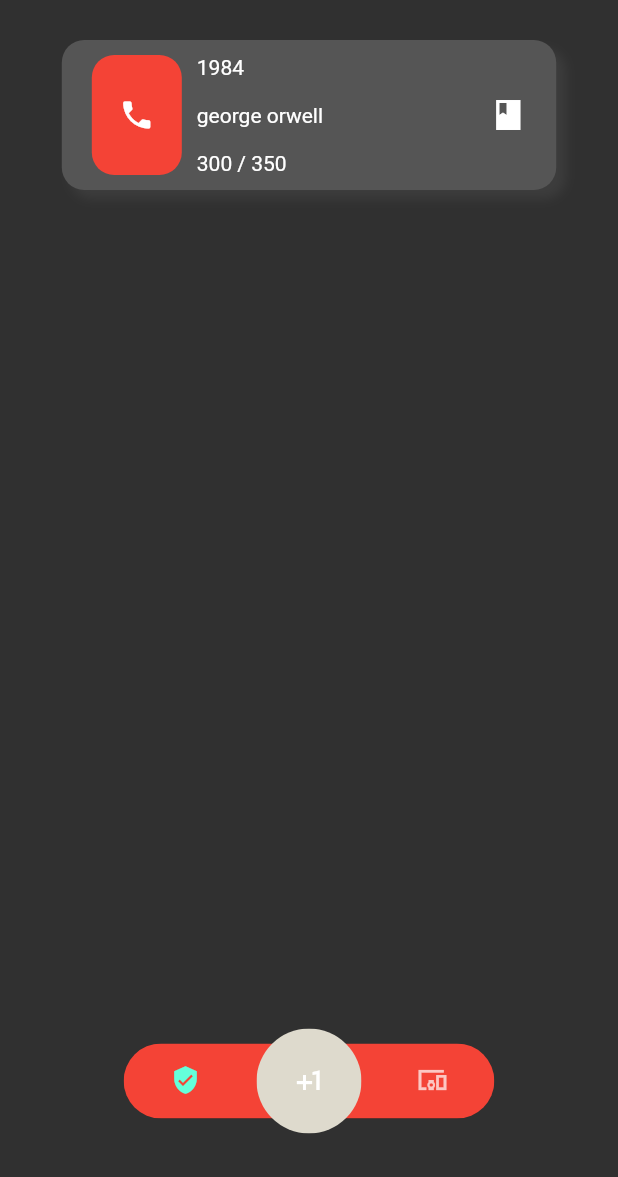
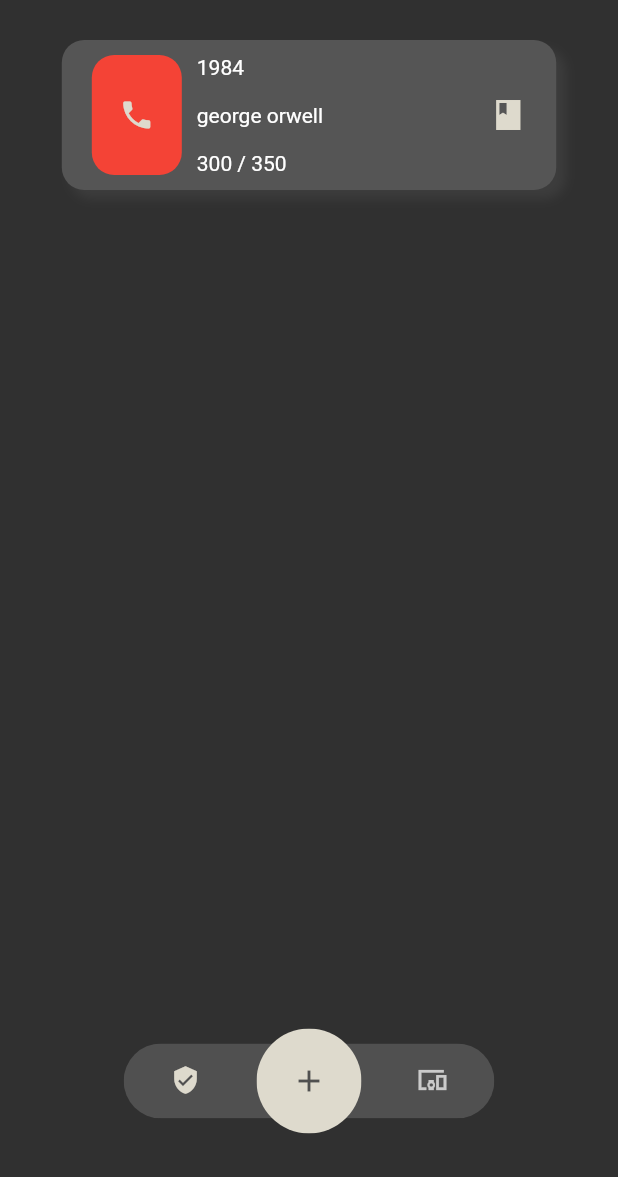
Before and after one commit to Filippo831/bookAppFlutter, a Flutter app: the screen it shows after launch, on a phone screen of 412 x 824 dp, the part 59-1236 px from its top. Run offline on Flutter 3.47's test engine with Material 2 defaults, Android fonts, the phone set to English and light mode, and no system bars.

Commit message:
themedata

```diff
--- a/lib/components/navbar/navbar.dart
+++ b/lib/components/navbar/navbar.dart
@@ -16,13 +16,15 @@ class NavbarComponent extends StatelessWidget {
                 child: ClipRRect(
                   borderRadius: BorderRadius.all(Radius.circular(30)),
                   child: BottomNavigationBar(
-                    backgroundColor: Colors.red,
                     showUnselectedLabels: false,
                     showSelectedLabels: false,
                     iconSize: 20,
+                    backgroundColor: Theme.of(context).accentColor,
                     items: [
                       BottomNavigationBarItem(
-                          icon: Icon(Icons.verified_user), title: Text("ciao")),
+                          icon: Icon(Icons.verified_user,
+                              color: Theme.of(context).primaryColor),
+                          title: Text("ciao")),
                       BottomNavigationBarItem(
                         icon: Icon(Icons.list),
                         title: Text("ciao"),
@@ -38,16 +40,16 @@ class NavbarComponent extends StatelessWidget {
             Positioned(
               child: Center(
                 child: Container(
-                    height: 70,
-                    width: 70,
+                  height: 70,
+                  width: 70,
                   child: ClipRRect(
-                      borderRadius: BorderRadius.all(Radius.circular(50)),
-                    child: FlatButton(
-                      color: Theme.of(context).primaryColor,
+                    borderRadius: BorderRadius.all(Radius.circular(50)),
+                    child: TextButton(
                       onPressed: () {
                         Navigator.pushNamed(context, '/newBook');
                       },
-                      child: Icon(Icons.plus_one),
+                      child:
+                          Icon(Icons.add, color: Theme.of(context).accentColor),
                     ),
                   ),
                 ),
--- a/lib/main.dart
+++ b/lib/main.dart
@@ -14,7 +14,23 @@ class MyApp extends StatelessWidget {
         debugShowCheckedModeBanner: false,
       title: 'Flutter Demo',
       theme: ThemeData.dark().copyWith(
+          backgroundColor: Color(0xff343434),
           primaryColor: Color(0xffdedacd),
+          accentColor: Color(0xff505050),
+          iconTheme: IconThemeData(
+              color: Color(0xffdedacd),
+          ),
+          buttonTheme: ButtonThemeData(buttonColor: Color(0xffdedacd)),
+          textButtonTheme: TextButtonThemeData(
+              style: ButtonStyle(
+                  backgroundColor: MaterialStateProperty.all(Color(0xffdedacd)),
+                  textStyle: MaterialStateProperty.all<TextStyle>(
+                      TextStyle(
+                          color: Color(0xffdedacd),
+                      )
+                  )
+              ),
+          ),
       ),
       home: HomePage(),
       routes: {
```
